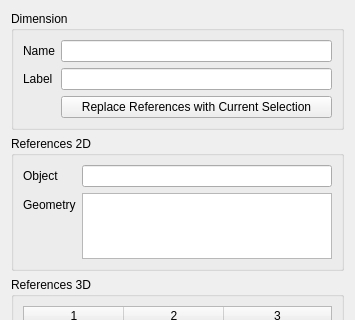
Above: src/Mod/TechDraw/Gui/TaskDimRepair.ui from southseact-3d/fcd before the change; both pictures show x 0 to 355 and y 0 to 320 of the 355 by 512 pixel window. Below: the same form after it.
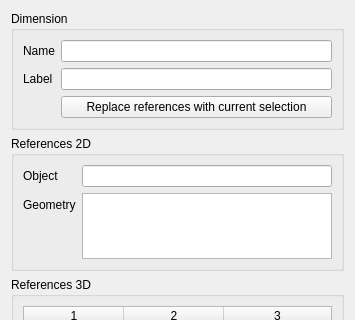
That is the form after the change.

```diff
--- a/src/Mod/TechDraw/Gui/TaskDimRepair.ui
+++ b/src/Mod/TechDraw/Gui/TaskDimRepair.ui
@@ -83,7 +83,7 @@
            </sizepolicy>
           </property>
           <property name="text">
-           <string>Replace References with Current Selection</string>
+           <string>Replace references with current selection</string>
           </property>
          </widget>
         </item>
```
Left out of the diff: 4 changed lines with no effect on the pictures.
